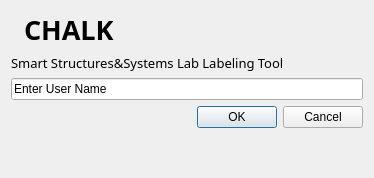
This is src/ui_design/loginDialog.ui in HYOJAE15/autolabel as Qt 5 draws it before an edit. The edited form follows.
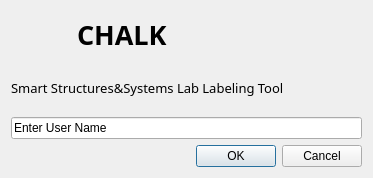
This is the edited form. Icons and pictures are not drawn.

Commit message: Add user login function

```diff
--- a/src/ui_design/loginDialog.ui
+++ b/src/ui_design/loginDialog.ui
@@ -6,7 +6,7 @@
    <rect>
     <x>0</x>
     <y>0</y>
-    <width>374</width>
+    <width>373</width>
     <height>178</height>
    </rect>
   </property>
@@ -19,7 +19,7 @@
   <property name="windowTitle">
    <string>Login</string>
   </property>
-  <layout class="QFormLayout" name="formLayout">
+  <layout class="QGridLayout" name="gridLayout">
    <item row="0" column="0">
     <widget class="QLabel" name="label_3">
      <property name="maximumSize">
@@ -39,7 +39,7 @@
      </property>
     </widget>
    </item>
-   <item row="0" column="1">
+   <item row="0" column="1" colspan="2">
     <widget class="QLabel" name="label_2">
      <property name="font">
       <font>
@@ -55,7 +55,7 @@
      </property>
     </widget>
    </item>
-   <item row="1" column="0" colspan="2">
+   <item row="1" column="0" colspan="3">
     <widget class="QLabel" name="label">
      <property name="font">
       <font>
@@ -71,17 +71,25 @@
      </property>
     </widget>
    </item>
-   <item row="4" column="1">
-    <widget class="QDialogButtonBox" name="buttonBox">
-     <property name="orientation">
-      <enum>Qt::Horizontal</enum>
-     </property>
-     <property name="standardButtons">
-      <set>QDialogButtonBox::Cancel|QDialogButtonBox::Ok</set>
-     </property>
-    </widget>
+   <item row="3" column="2">
+    <layout class="QHBoxLayout" name="horizontalLayout">
+     <item>
+      <widget class="QPushButton" name="okButton">
+       <property name="text">
+        <string>OK</string>
+       </property>
+      </widget>
+     </item>
+     <item>
+      <widget class="QPushButton" name="cancelButton">
+       <property name="text">
+        <string>Cancel</string>
+       </property>
+      </widget>
+     </item>
+    </layout>
    </item>
-   <item row="3" column="0" colspan="2">
+   <item row="2" column="0" colspan="3">
     <widget class="QLineEdit" name="lineEdit">
      <property name="text">
       <string>Enter User Name</string>
```
Left out of the diff: 35 changed lines with no effect on the pictures. The commit also changes 2 other files.
